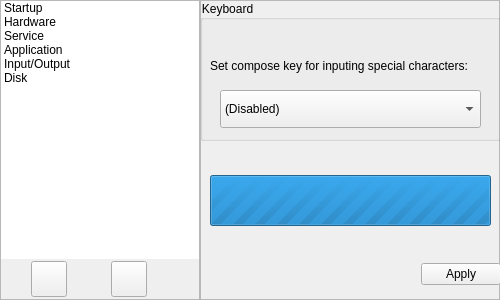
Qt form Components/magickonfug.ui (zwpwjwtz/SuperPanda) before a commit.
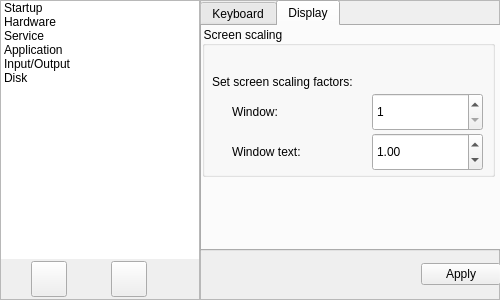
The same form after that commit. The open tabs and pages were chosen to show the change. Icons and pictures are not drawn.

Commit message: Functions for setting scaling factors by gsettings.

```diff
--- a/Components/magickonfug.ui
+++ b/Components/magickonfug.ui
@@ -488,12 +488,28 @@
         </widget>
        </widget>
        <widget class="QWidget" name="pageIO">
+        <widget class="QTabWidget" name="tabPageIO">
+         <property name="geometry">
+          <rect>
+           <x>0</x>
+           <y>0</y>
+           <width>301</width>
+           <height>251</height>
+          </rect>
+         </property>
+         <property name="currentIndex">
+          <number>0</number>
+         </property>
+         <widget class="QWidget" name="tabKeyboard">
+          <attribute name="title">
+           <string>Keyboard</string>
+          </attribute>
         <widget class="QGroupBox" name="groupBox_2">
          <property name="geometry">
           <rect>
            <x>0</x>
            <y>0</y>
-           <width>301</width>
+             <width>293</width>
            <height>141</height>
           </rect>
          </property>
@@ -501,7 +517,7 @@
           <string notr="true">QGroupBox{background:transparent}</string>
          </property>
          <property name="title">
-          <string>Keyboard</string>
+            <string>Compose Key</string>
          </property>
          <widget class="QLabel" name="label_8">
           <property name="geometry">
@@ -568,6 +584,112 @@
             <string>Menu Key</string>
            </property>
           </item>
+           </widget>
+          </widget>
+         </widget>
+         <widget class="QWidget" name="tabDisplay">
+          <attribute name="title">
+           <string>Display</string>
+          </attribute>
+          <widget class="QGroupBox" name="groupBox_5">
+           <property name="geometry">
+            <rect>
+             <x>0</x>
+             <y>0</y>
+             <width>293</width>
+             <height>151</height>
+            </rect>
+           </property>
+           <property name="styleSheet">
+            <string notr="true">QGroupBox{background:transparent}</string>
+           </property>
+           <property name="title">
+            <string>Screen scaling</string>
+           </property>
+           <widget class="QLabel" name="label_15">
+            <property name="geometry">
+             <rect>
+              <x>10</x>
+              <y>40</y>
+              <width>281</width>
+              <height>31</height>
+             </rect>
+            </property>
+            <property name="text">
+             <string>Set screen scaling factors:</string>
+            </property>
+            <property name="wordWrap">
+             <bool>true</bool>
+            </property>
+           </widget>
+           <widget class="QLabel" name="label_16">
+            <property name="geometry">
+             <rect>
+              <x>30</x>
+              <y>70</y>
+              <width>141</width>
+              <height>31</height>
+             </rect>
+            </property>
+            <property name="text">
+             <string>Window:</string>
+            </property>
+           </widget>
+           <widget class="QSpinBox" name="textWindowScaling">
+            <property name="geometry">
+             <rect>
+              <x>170</x>
+              <y>67</y>
+              <width>111</width>
+              <height>38</height>
+             </rect>
+            </property>
+            <property name="suffix">
+             <string/>
+            </property>
+            <property name="minimum">
+             <number>1</number>
+            </property>
+            <property name="maximum">
+             <number>10</number>
+            </property>
+            <property name="value">
+             <number>1</number>
+            </property>
+           </widget>
+           <widget class="QDoubleSpinBox" name="textWindowTextScaling">
+            <property name="geometry">
+             <rect>
+              <x>170</x>
+              <y>107</y>
+              <width>111</width>
+              <height>38</height>
+             </rect>
+            </property>
+            <property name="maximum">
+             <double>3.000000000000000</double>
+            </property>
+            <property name="singleStep">
+             <double>0.050000000000000</double>
+            </property>
+            <property name="value">
+             <double>1.000000000000000</double>
+            </property>
+           </widget>
+           <widget class="QLabel" name="label_17">
+            <property name="geometry">
+             <rect>
+              <x>30</x>
+              <y>110</y>
+              <width>141</width>
+              <height>31</height>
+             </rect>
+            </property>
+            <property name="text">
+             <string>Window text:</string>
+            </property>
+           </widget>
+          </widget>
          </widget>
         </widget>
        </widget>
```
Left out of the diff: 2 changed lines with no effect on the pictures. Lines whose indentation alone changed are shown as unchanged. The commit also changes 6 other files.
